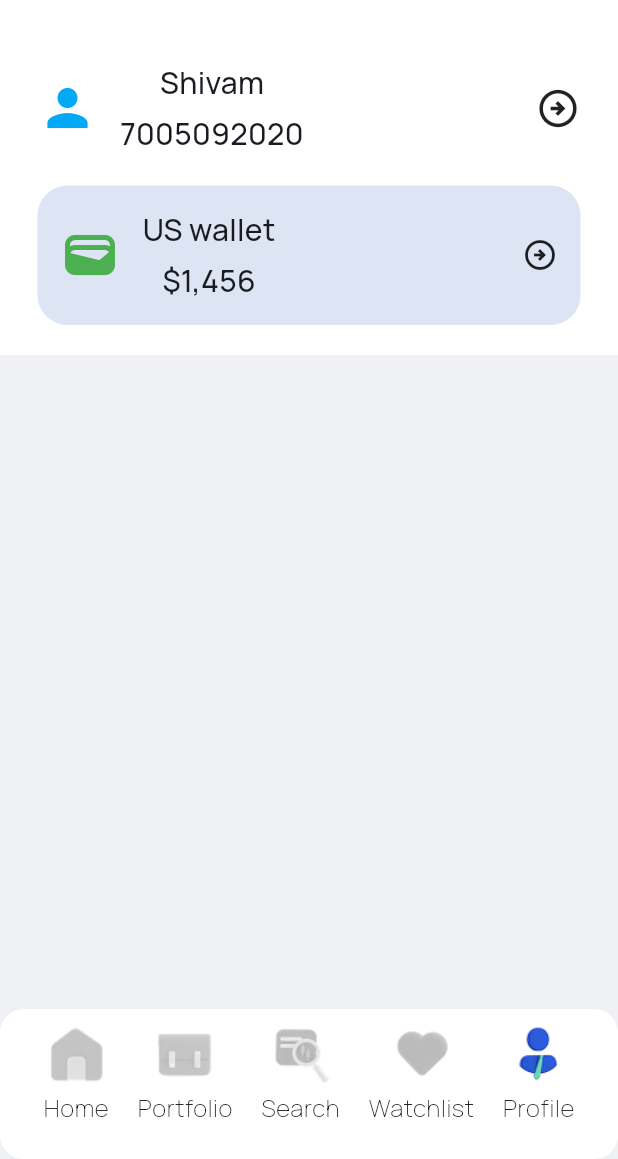
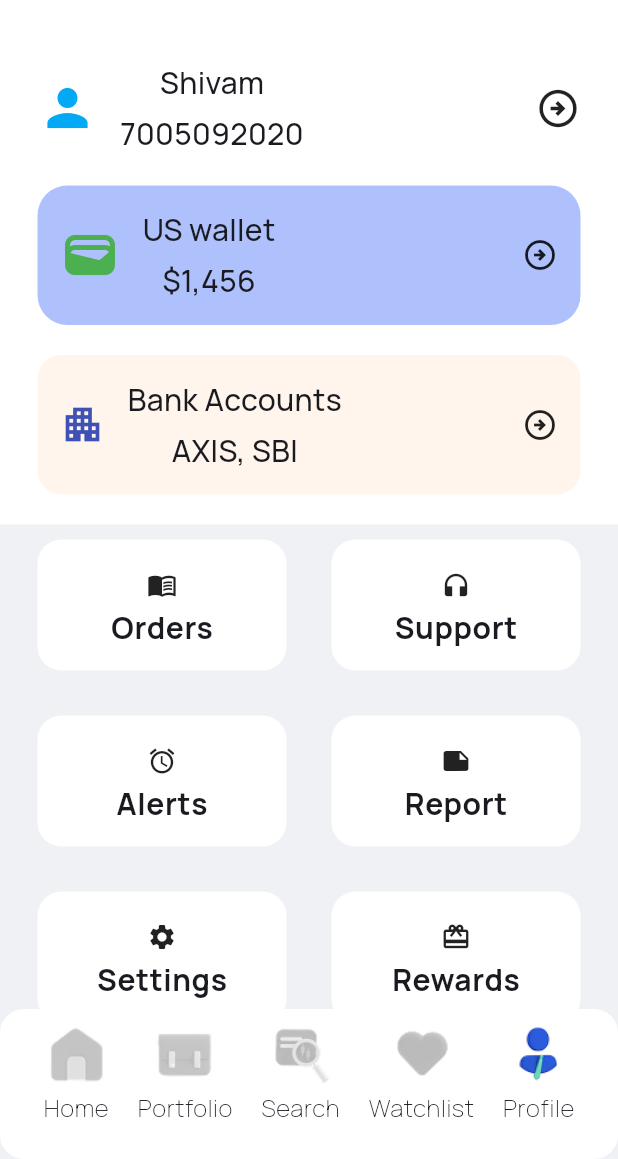
Before and after one commit to boyshivam/finance_app, a Flutter app: the ProfileScreen screen opened by its route, on a phone screen of 412 x 824 dp, the part 77-1236 px from its top. Run offline on Flutter 3.47's test engine with Material 3 defaults, Android fonts, the phone set to English and light mode, and no system bars; our stand-ins replace flutter_riverpod, go_router, google_fonts, riverpod.

Commit message:
aworking on orders section

```diff
--- /dev/null
+++ b/lib/data/profile_data/services_grid_data.dart
@@ -0,0 +1,12 @@
+import "package:aprreciate/models/profile_models/services_grid_model_items/services_grid_model.dart";
+import "package:flutter/material.dart";
+
+
+const servicesGridData = [
+  ServicesGridModel(icon: Icons.menu_book, name: "Orders"),
+  ServicesGridModel(icon: Icons.headphones, name: "Support"),
+  ServicesGridModel(icon: Icons.alarm, name: "Alerts"),
+  ServicesGridModel(icon: Icons.note, name: "Report"),
+  ServicesGridModel(icon: Icons.settings, name: "Settings"),
+  ServicesGridModel(icon: Icons.card_giftcard, name: "Rewards")
+];
--- a/lib/features/LRS_flow/view/presentation/confirm_remittance_screen.dart
+++ b/lib/features/LRS_flow/view/presentation/confirm_remittance_screen.dart
@@ -37,7 +37,8 @@ class _ConfirmRemittanceScreenState extends ConsumerState<ConfirmRemittanceScree
             child: Align(
               alignment: Alignment.bottomCenter,
               child: CheckboxListTile(
-                title: Text("Confirm order"),
+                title: Text("Confirm "
+                    "order"),
                 tileColor: Colors.grey,
                 value:
                 vmState.remittanceValidityCheck ==
--- a/lib/features/profile_dashboard/view/presentation/profile_screen.dart
+++ b/lib/features/profile_dashboard/view/presentation/profile_screen.dart
@@ -1,3 +1,4 @@
+import "package:aprreciate/features/profile_dashboard/view/widgets/services_grid_section.dart";
 import "package:aprreciate/features/profile_dashboard/view/widgets/top_section.dart";
 import "package:aprreciate/features/profile_dashboard/view/widgets/us_wallet_&_upi.dart";
 import "package:flutter/material.dart";
@@ -8,11 +9,14 @@ class ProfileScreen extends StatelessWidget {
   @override
   Widget build(BuildContext context) {
     return Scaffold(
-      body: Column(
-        children: [
-          TopSection(),
-          UsWalletUpi()
-        ],
+      body: SingleChildScrollView(
+        child: Column(
+          children: [
+            TopSection(),
+            UsWalletUpi(),
+            ServicesGridSection()
+          ],
+        ),
       ),
     );
   }
--- /dev/null
+++ b/lib/features/profile_dashboard/view/widgets/services_grid_section.dart
@@ -0,0 +1,38 @@
+import "package:aprreciate/data/profile_data/services_grid_data.dart";
+import "package:aprreciate/models/profile_models/services_grid_model_items/service_grid_card.dart";
+import "package:aprreciate/router/app_routes.dart";
+import "package:flutter/material.dart";
+import "package:go_router/go_router.dart";
+
+class ServicesGridSection extends StatelessWidget {
+  const ServicesGridSection({super.key});
+
+  @override
+  Widget build(BuildContext context) {
+    return Padding(
+      padding: const EdgeInsets.symmetric(vertical: 10, horizontal: 25),
+      child: SizedBox(
+        height: 400,
+        child: GridView.builder(
+          itemCount: servicesGridData.length,
+          gridDelegate: SliverGridDelegateWithFixedCrossAxisCount(
+            crossAxisCount: 2,
+            mainAxisSpacing: 30,
+            crossAxisSpacing: 30,
+            childAspectRatio: 1.9,
+          ),
+          itemBuilder: (context, index) {
+            return InkWell(
+              onTap: () {
+                if (index == 0) {
+                  context.go(AppRoutes.orderScreen);
+                }
+              },
+              child: ServiceGridCard(item: servicesGridData[index]),
+            );
+          },
+        ),
+      ),
+    );
+  }
+}
--- a/lib/features/profile_dashboard/view/widgets/us_wallet_&_upi.dart
+++ b/lib/features/profile_dashboard/view/widgets/us_wallet_&_upi.dart
@@ -42,7 +42,7 @@ class UsWalletUpi extends StatelessWidget {
               ),
               decoration: BoxDecoration(
                 borderRadius: BorderRadius.all(Radius.circular(20)),
-                color: Color(0xffDDE4F3),
+                color: Color(0xFFAFC1FD),
               ),
                 child: Row(
                   children: [
@@ -66,6 +66,35 @@ class UsWalletUpi extends StatelessWidget {
                 ),
             ),
           ),
+          const SizedBox(height: 20,),
+          Container(
+            padding: EdgeInsets.symmetric(
+                vertical: 15, horizontal: 15
+            ),
+            decoration: BoxDecoration(
+              borderRadius: BorderRadius.all(Radius.circular(16)),
+              color: Color(0xDFFFF4E9),
+            ),
+            child: Row(
+              children: [
+                Row(
+                  children: [
+                    Icon(Icons.apartment, size: 30, color: Colors.indigo,),
+                    const SizedBox(width: 15,),
+                    Column(
+                      children: [
+                        Text("Bank Accounts"),
+                        const SizedBox(height: 5,),
+                        Text("AXIS, SBI")
+                      ],
+                    ),
+                  ],
+                ),
+                const Spacer(),
+                Icon(Icons.arrow_circle_right_outlined)
+              ],
+            ),
+          )
         ],
       ),
     );
--- a/lib/features/trade_dashboard/view/presentation/order_placed_screen.dart
+++ b/lib/features/trade_dashboard/view/presentation/order_placed_screen.dart
@@ -1,8 +1,9 @@
 import "package:aprreciate/core/constants/app_assets/assets_trade/order_placed_screen/assets_order_placed_screen.dart";
 import "package:aprreciate/core/themes/app_theme/app_colors/app_colors_common.dart";
 import "package:aprreciate/features/trade_dashboard/view/widgets/order_details_screen/order_details_container.dart";
-import "package:aprreciate/router/app_navigators.dart";
+import "package:aprreciate/router/app_routes.dart";
 import "package:flutter/material.dart";
+import "package:go_router/go_router.dart";
 
 class OrderPlacedScreen extends StatefulWidget {
   const OrderPlacedScreen({super.key});
@@ -54,7 +55,7 @@ class _OrderPlacedScreenState extends State<OrderPlacedScreen> {
               ),
               child: InkWell(
                 onTap: (){
-                  AppNavigators.goToHomeDashBoard(context);
+                  context.go(AppRoutes.homeDashboardScreen);
                 },
                 child: Text(
                   "Go to Home Dashboard",
--- a/lib/features/trade_dashboard/view/widgets/order_placement_section/order_slider.dart
+++ b/lib/features/trade_dashboard/view/widgets/order_placement_section/order_slider.dart
@@ -1,8 +1,10 @@
 import "package:aprreciate/core/themes/app_theme/app_colors/app_colors_common.dart";
 import "package:aprreciate/features/trade_dashboard/view_model/trade_screen_provider.dart";
 import "package:aprreciate/router/app_navigators.dart";
+import "package:aprreciate/router/app_routes.dart";
 import "package:flutter/material.dart";
 import "package:flutter_riverpod/flutter_riverpod.dart";
+import "package:go_router/go_router.dart";
 
 class OrderSlider extends ConsumerStatefulWidget {
   const OrderSlider({
@@ -26,7 +28,7 @@ class _OrderSliderState extends ConsumerState<OrderSlider> {
       final valid = ref.read(tradeScreenProvider.notifier).validatePurchase();
 
       if(valid) {
-        AppNavigators.gotToOrderPlacedScreen(context);
+        context.push(AppRoutes.orderPlacedScreen);
       }
       setState(() {
         offset = 0;
--- a/lib/features/trade_dashboard/view_model/trade_screen_notifier.dart
+++ b/lib/features/trade_dashboard/view_model/trade_screen_notifier.dart
@@ -144,7 +144,7 @@ class TradeScreenNotifier extends Notifier<TradeScreenState> {
   void calculateFees(){
     final wholeUnits = enteredAmount ~/ state.stockPrice;
     double platformFee = (wholeUnits*0.01);
-    final transactionFee = max(0.05, 0.05*enteredAmount);
+    final transactionFee = max(0.05, (0.05/100)*enteredAmount);
 
     state = state.copyWith(
       totalFees: (platformFee + transactionFee).toStringAsFixed(2),
--- /dev/null
+++ b/lib/models/profile_models/services_grid_model_items/service_grid_card.dart
@@ -0,0 +1,32 @@
+import "package:aprreciate/core/themes/app_theme/app_colors/app_colors_common.dart";
+import "package:aprreciate/models/profile_models/services_grid_model_items/services_grid_model.dart";
+import "package:flutter/material.dart";
+
+class ServiceGridCard extends StatelessWidget {
+  const ServiceGridCard({super.key, required this.item});
+
+  final ServicesGridModel item;
+
+  @override
+  Widget build(BuildContext context) {
+    return Container(
+      padding: EdgeInsets.symmetric(vertical: 20, horizontal: 25),
+      decoration: BoxDecoration(
+          borderRadius: BorderRadius.all(Radius.circular(16)),
+          color: AppColorsCommon.appWhite),
+      child: Column(
+        children: [
+          Icon(item.icon, size: 20),
+          const SizedBox(height: 5),
+          Text(
+            item.name,
+            style: Theme.of(context).textTheme.bodySmall!.copyWith(
+              fontSize: 20,
+              fontWeight: FontWeight.w700,
+            ),
+          ),
+        ],
+      ),
+    );
+  }
+}
--- /dev/null
+++ b/lib/models/profile_models/services_grid_model_items/services_grid_model.dart
@@ -0,0 +1,13 @@
+import "package:flutter/material.dart";
+
+
+class ServicesGridModel {
+  const ServicesGridModel({
+    required this.icon,
+    required this.name
+});
+
+  final IconData icon;
+  final String name;
+
+}
--- a/lib/router/app_routes.dart
+++ b/lib/router/app_routes.dart
@@ -48,4 +48,8 @@ class AppRoutes {
   // Transaction submitted
   static const String transactionSubmittedScreen = "/transactionSubmitted";
 
+
+  //////// profile screen
+  static const String orderScreen = "/ordersScreen";
+
 }
--- a/lib/router/router_config.dart
+++ b/lib/router/router_config.dart
@@ -7,9 +7,11 @@ import "package:aprreciate/features/mobile_num_validator/view/presentations/mobi
 import "package:aprreciate/features/mobile_otp_validator/view/presentation/mobile_otp_screen.dart";
 import "package:aprreciate/features/passcode/view/presentation/passcode_screen.dart";
 import "package:aprreciate/features/portfolio_dashboard/view/presentation/PortfolioDashboardScreen.dart";
+import "package:aprreciate/features/profile_dashboard/view/presentation/order/orders.dart";
 import "package:aprreciate/features/profile_dashboard/view/presentation/profile_screen.dart";
 import "package:aprreciate/features/search_dashboard/view/presentation/search_dashboard.dart";
 import "package:aprreciate/features/stock_details_screen/view/presentation/stock_details_screen.dart";
+import "package:aprreciate/features/trade_dashboard/view/presentation/order_placed_screen.dart";
 import "package:aprreciate/features/trade_dashboard/view/presentation/trade_screen.dart";
 import "package:aprreciate/features/watchlist_dashboard/view/presentation/watchlist_dashboard.dart";
 
@@ -69,8 +71,17 @@ final appRouter = GoRouter(
         builder: (context, state) => TransactionsSubmittedScreen()
     ),
 
+    GoRoute(
+        path: AppRoutes.orderPlacedScreen,
+        name: 'orderPlacedScreen',
+        builder: (context, state) => OrderPlacedScreen()
+    ),
 
-
+    GoRoute(
+        path: AppRoutes.orderScreen,
+        name: 'orderScreen',
+        builder: (context, state) => OrderScreen()
+    ),
 
     StatefulShellRoute.indexedStack(
       builder: (context, state, navigationShell) {
```
Also changed, not shown: lib/data/profile_data/order/order_tabs_data.dart (added, +11 -0 lines), lib/features/profile_dashboard/view/presentation/order/orders.dart (added, +21 -0 lines), lib/features/profile_dashboard/view/widgets/orders_widgets/orders_tabs.dart (added, +26 -0 lines), lib/features/profile_dashboard/view/widgets/orders_widgets/top_section.dart (added, +33 -0 lines), lib/models/profile_models/orders/order_tab_pill.dart (added, +34 -0 lines), lib/models/profile_models/orders/order_tabs_model.dart (added, +13 -0 lines).
